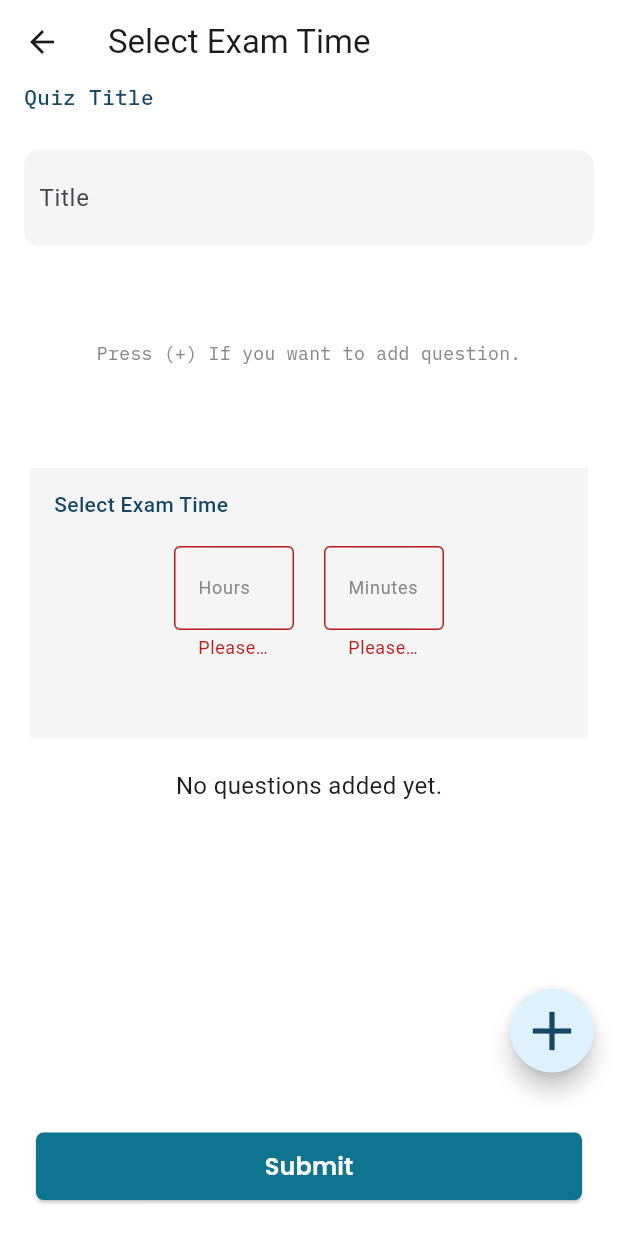
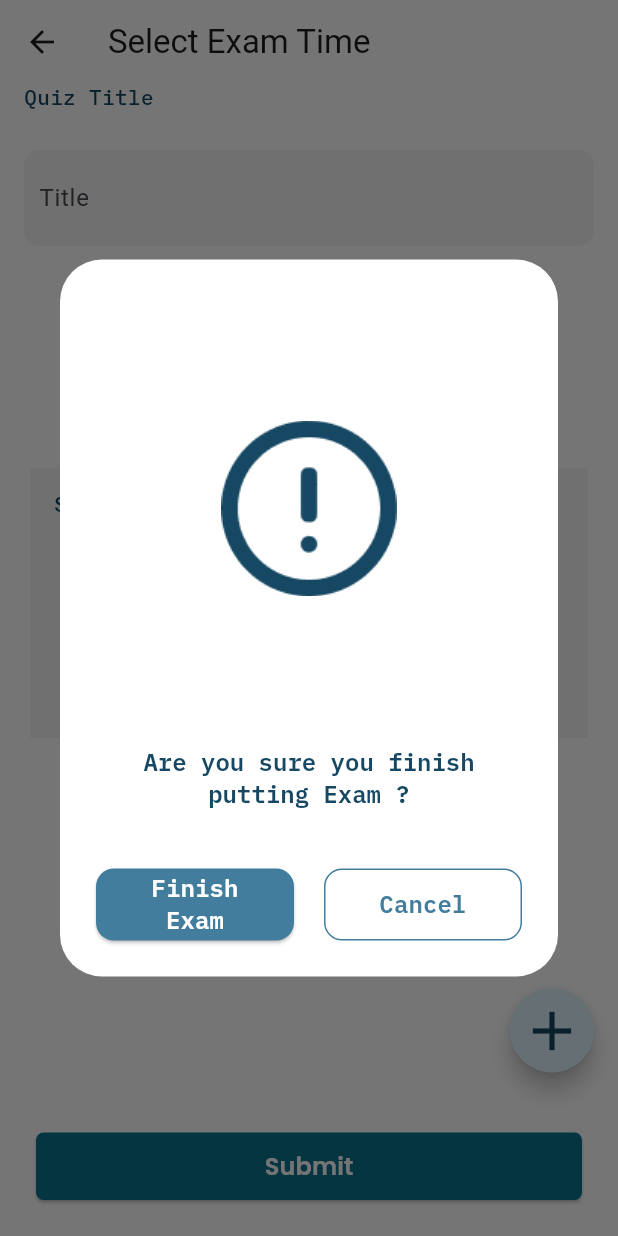
Before and after one commit to Le-Chef-Project/Frontend, a Flutter app: the AddExam screen opened directly, after a tap on "Submit", on a phone screen of 412 x 824 dp. Run offline on Flutter 3.47's test engine with Material 3 defaults, Android fonts, the phone set to English and light mode, and no system bars; our stand-ins replace audioplayers, file_picker, flutter_chat_types, flutter_chat_ui, flutter_credit_card, flutter_screenutil and 6 more; missing offline and left inert: flutter_sound, flutter_webrtc; accounts and stored records are empty; Roboto replaces fonts that are missing (Heebo).

Commit message:
finished ui

```diff
--- a/le_chef/lib/Screens/admin/AddExam.dart
+++ b/le_chef/lib/Screens/admin/AddExam.dart
@@ -1,6 +1,7 @@
 import 'package:flutter/material.dart';
 import 'package:le_chef/Api/apimethods.dart';
 import 'package:le_chef/Shared/custom_elevated_button.dart';
+import 'package:le_chef/Widgets/dialog_with_two_buttons.dart';
 import '../../Models/Quiz.dart';
 import '../../theme/custom_button_style.dart';
 import 'AddQuestion.dart';
@@ -67,6 +68,19 @@ class _AddExamState extends State<AddExam> {
 
       await ApisMethods.AddQuiz(title, questions, hours, minutes);
     }
+
+    dialogWithButtons(context: context,
+        icon: Image.asset('assets/error-16_svgrepo.com.jpg'),
+        title: 'Are you sure you finish putting Exam ?',
+        button1Text: 'Finish Exam',
+        button1Action: () {
+            dialogWithButtons(context: context, icon: Icon(Icons.check_circle_outline, color: Colors.green, size: 117,), title: 'Success !', content: 'Exam posted to students.');
+            Future.delayed((Duration(seconds: 2)), (){
+              Navigator.pop(context);
+              Navigator.pop(context);
+              Navigator.pop(context);
+            });
+            }, button2Text: 'Cancel', button2Action: () => Navigator.pop(context));
   }
 
   @override
@@ -221,9 +235,11 @@ class _AddExamState extends State<AddExam> {
               //question
               quizList.isNotEmpty
                   ? ListView.builder(
-                      shrinkWrap: true, // Add this line
+                shrinkWrap: true,
+                // Add this line
                 physics:
-                          NeverScrollableScrollPhysics(), // Prevents it from scrolling independently
+                NeverScrollableScrollPhysics(),
+                // Prevents it from scrolling independently
                 itemCount: quizList.length,
                 itemBuilder: (context, index) {
                   return Padding(
@@ -237,7 +253,8 @@ class _AddExamState extends State<AddExam> {
                           // The main heading
                           Row(
                             mainAxisAlignment: MainAxisAlignment
-                                      .spaceBetween, // Aligns delete icon to the right
+                                .spaceBetween,
+                            // Aligns delete icon to the right
 
                             children: [
                               Text(
@@ -272,7 +289,8 @@ class _AddExamState extends State<AddExam> {
                               itemCount: quizList[index].answers.length,
                               itemBuilder: (context, innerIndex) {
                                 return _buildListItem(
-                                          '${innerIndex + 1}. ${quizList[index].answers[innerIndex]}.');
+                                    '${innerIndex + 1}. ${quizList[index]
+                                        .answers[innerIndex]}.');
                               },
                             ),
                           ),
@@ -305,7 +323,8 @@ class _AddExamState extends State<AddExam> {
             Navigator.push(
               context,
               MaterialPageRoute(
-                  builder: (context) => AddQuestion(
+                  builder: (context) =>
+                      AddQuestion(
                         quizList: quizList,
                       )),
             );
```
Lines whose indentation alone changed are shown as unchanged.
